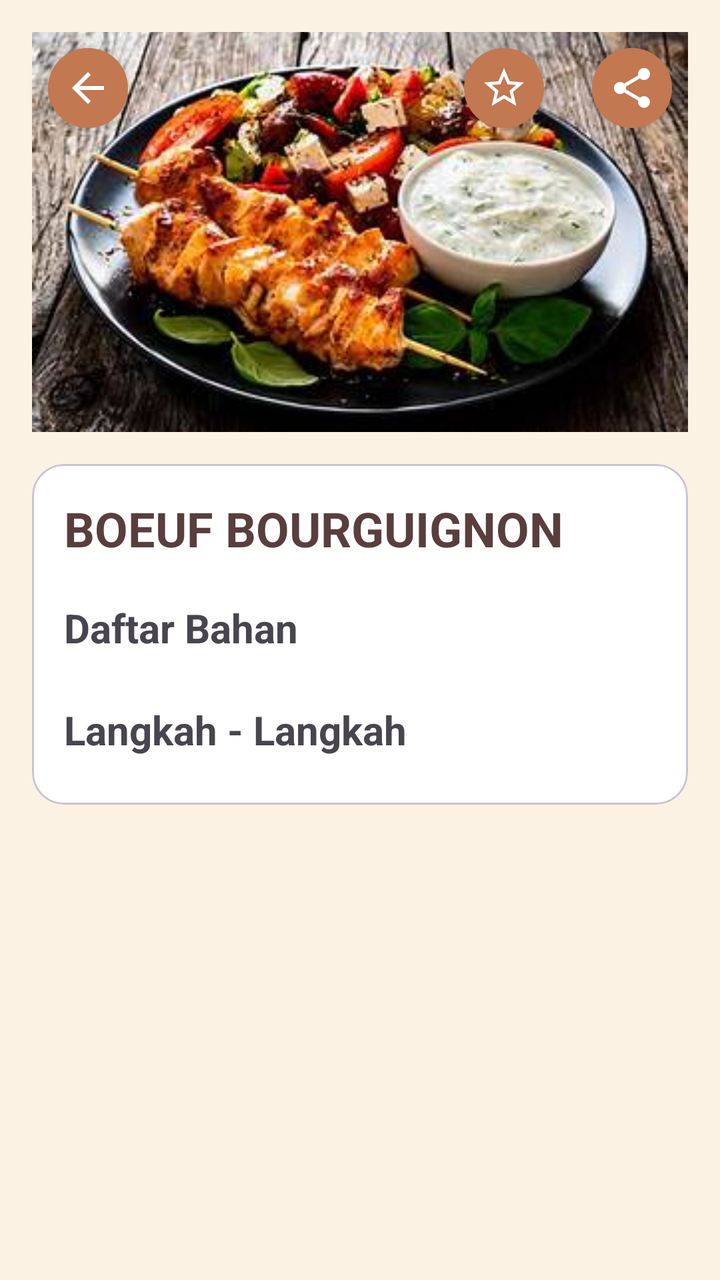
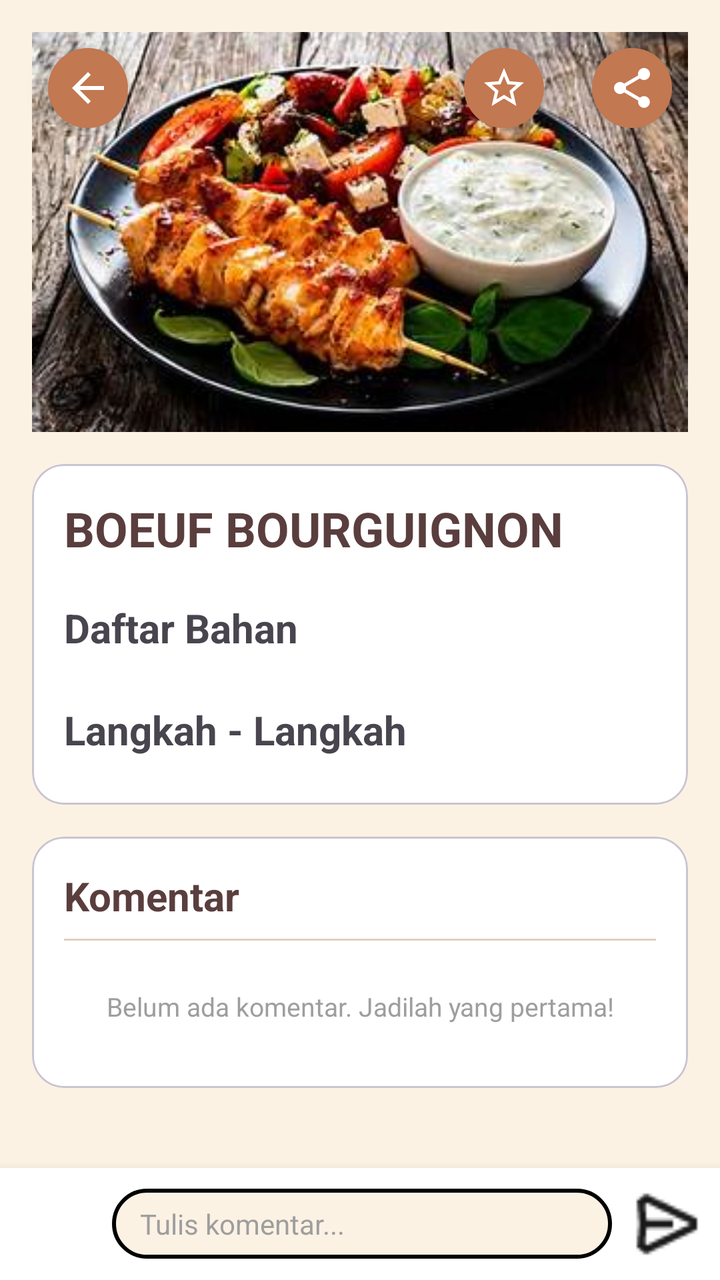

Screens rendered from an Android XML layout before and after an edit, with the pre-edit source and the edit as a unified diff.
<!-- AndroidManifest.xml: application theme Theme.Food_Recipe_App -->
<!-- res/layout/activity_detail_resep.xml -->
<?xml version="1.0" encoding="utf-8"?>
<androidx.constraintlayout.widget.ConstraintLayout
    xmlns:android="http://schemas.android.com/apk/res/android"
    xmlns:app="http://schemas.android.com/apk/res-auto"
    xmlns:tools="http://schemas.android.com/tools"
    android:layout_width="match_parent"
    android:layout_height="match_parent">

    <androidx.core.widget.NestedScrollView
        android:layout_width="match_parent"
        android:layout_height="match_parent"
        android:background="#fcf2e4"
        android:padding="16dp"
        android:fillViewport="true">


        <LinearLayout
            android:id="@+id/layoutContent"
            android:orientation="vertical"
            android:layout_width="match_parent"
            android:layout_height="wrap_content">

            
            <ImageView
                android:id="@+id/imgHeader"
                android:layout_width="match_parent"
                android:layout_height="200dp"
                android:scaleType="centerCrop"
                android:src="@drawable/souvlaki" />

            
            <com.google.android.material.card.MaterialCardView
                android:layout_width="match_parent"
                android:layout_height="wrap_content"
                android:layout_marginTop="16dp"
                app:contentPadding="16dp"
                app:cardBackgroundColor="@color/white"
                app:cardCornerRadius="16dp">

                <LinearLayout
                    android:orientation="vertical"
                    android:layout_width="match_parent"
                    android:layout_height="wrap_content">

                    
                    <TextView
                        android:id="@+id/txtJudul"
                        android:layout_width="wrap_content"
                        android:layout_height="wrap_content"
                        android:text="BOEUF BOURGUIGNON"
                        android:textSize="24sp"
                        android:textStyle="bold"
                        android:textColor="#5a3e3e"
                        android:paddingBottom="12dp" />

                    
                    <TextView
                        android:id="@+id/txtSubJudulBahan"
                        android:layout_width="wrap_content"
                        android:layout_height="wrap_content"
                        android:text="Daftar Bahan"
                        android:textSize="20sp"
                        android:textStyle="bold"
                        android:paddingTop="8dp"
                        android:paddingBottom="8dp"/>

                    
                    <androidx.recyclerview.widget.RecyclerView
                        android:id="@+id/rvBahan"
                        android:layout_width="match_parent"
                        android:layout_height="wrap_content"
                        android:nestedScrollingEnabled="false"/>

                    
                    <TextView
                        android:id="@+id/txtSubJudulLangkah"
                        android:layout_width="wrap_content"
                        android:layout_height="wrap_content"
                        android:text="Langkah - Langkah"
                        android:textSize="20sp"
                        android:textStyle="bold"
                        android:paddingTop="16dp"
                        android:paddingBottom="8dp"/>

                    
                    <androidx.recyclerview.widget.RecyclerView
                        android:id="@+id/rvLangkah"
                        android:layout_width="match_parent"
                        android:layout_height="wrap_content"
                        android:nestedScrollingEnabled="false"/>

                </LinearLayout>
            </com.google.android.material.card.MaterialCardView>

            <View
                android:layout_width="match_parent"
                android:layout_height="100dp"/>

        </LinearLayout>
    </androidx.core.widget.NestedScrollView>

    <ImageButton
        android:id="@+id/btnBack"
        android:layout_width="40dp"
        android:layout_height="40dp"
        android:layout_margin="24dp"
        android:src="@drawable/arrow"
        android:scaleType="center"
        android:padding="10dp"
        android:background="@drawable/bg_button"
        android:elevation="6dp"
        app:layout_constraintStart_toStartOf="parent"
        app:layout_constraintTop_toTopOf="parent"
        android:contentDescription="Back">
    </ImageButton>

    <ImageButton
        android:id="@+id/btnShare"
        android:layout_width="40dp"
        android:layout_height="40dp"
        android:layout_margin="24dp"
        android:background="@drawable/bg_button"
        android:contentDescription="Back"
        android:elevation="6dp"
        android:padding="10dp"
        android:scaleType="center"
        android:src="@drawable/share"
        app:layout_constraintEnd_toEndOf="parent"
        app:layout_constraintTop_toTopOf="parent" />

    <ImageButton
        android:id="@+id/btnFavorite"
        android:layout_width="40dp"
        android:layout_height="40dp"
        android:layout_margin="24dp"
        android:background="@drawable/bg_button"
        android:contentDescription="Back"
        android:elevation="6dp"
        android:padding="10dp"
        android:scaleType="center"
        android:src="@drawable/ic_star_border"
        app:layout_constraintEnd_toStartOf="@+id/btnShare"
        app:layout_constraintTop_toTopOf="parent" />


</androidx.constraintlayout.widget.ConstraintLayout>
<!-- resources referenced by this layout -->
<resources>
  <color name="white">#FFFFFFFF</color>
  <!-- drawable arrow (drawable) -->
  <vector xmlns:android="http://schemas.android.com/apk/res/android" android:autoMirrored="true" android:height="24dp" android:tint="#FFFFFF" android:viewportHeight="24" android:viewportWidth="24" android:width="24dp">
        
      <path android:fillColor="@android:color/white" android:pathData="M20,11H7.83l5.59,-5.59L12,4l-8,8 8,8 1.41,-1.41L7.83,13H20v-2z"/>
      
  </vector>
  <!-- drawable bg_button (drawable) -->
  <?xml version="1.0" encoding="utf-8"?>
  <shape xmlns:android="http://schemas.android.com/apk/res/android"
      android:shape="oval">
      <solid android:color="#c27851"/>
      <stroke android:width="0dp" android:color="@android:color/transparent"/>
  </shape>
  <!-- drawable ic_star_border (drawable) -->
  <vector xmlns:android="http://schemas.android.com/apk/res/android"
      android:width="24dp"
      android:height="24dp"
      android:viewportWidth="24"
      android:viewportHeight="24">
      <path
          android:fillColor="#FFFFFF"
          android:pathData="M22,9.24l-7.19,-0.62L12,2 9.19,8.63 2,9.24l5.46,4.73L5.82,21 12,17.27 18.18,21l-1.63,-7.03L22,9.24zM12,15.4l-3.76,2.27 1,-4.28 -3.32,-2.88 4.38,-0.38L12,6.1l1.71,4.02 4.38,0.38 -3.32,2.88 1,4.28L12,15.4z"/>
  </vector>
  <!-- drawable share (drawable) -->
  <vector xmlns:android="http://schemas.android.com/apk/res/android" android:height="24dp" android:tint="#FFFFFF" android:viewportHeight="24" android:viewportWidth="24" android:width="24dp">
        
      <path android:fillColor="@android:color/white" android:pathData="M18,16.08c-0.76,0 -1.44,0.3 -1.96,0.77L8.91,12.7c0.05,-0.23 0.09,-0.46 0.09,-0.7s-0.04,-0.47 -0.09,-0.7l7.05,-4.11c0.54,0.5 1.25,0.81 2.04,0.81 1.66,0 3,-1.34 3,-3s-1.34,-3 -3,-3 -3,1.34 -3,3c0,0.24 0.04,0.47 0.09,0.7L8.04,9.81C7.5,9.31 6.79,9 6,9c-1.66,0 -3,1.34 -3,3s1.34,3 3,3c0.79,0 1.5,-0.31 2.04,-0.81l7.12,4.16c-0.05,0.21 -0.08,0.43 -0.08,0.65 0,1.61 1.31,2.92 2.92,2.92 1.61,0 2.92,-1.31 2.92,-2.92s-1.31,-2.92 -2.92,-2.92z"/>
      
  </vector>
  <!-- drawable souvlaki: png bitmap (drawable, 22175 bytes) -->
  <style name="Theme.Food_Recipe_App" parent="Base.Theme.Food_Recipe_App" />
  <style name="Base.Theme.Food_Recipe_App" parent="Theme.Material3.DayNight.NoActionBar">
          
          
      </style>
</resources>

<!-- the commit's change to res/layout/activity_detail_resep.xml (unified diff, before → after) -->
@@ -2,17 +2,21 @@
 <androidx.constraintlayout.widget.ConstraintLayout
     xmlns:android="http://schemas.android.com/apk/res/android"
     xmlns:app="http://schemas.android.com/apk/res-auto"
-    xmlns:tools="http://schemas.android.com/tools"
     android:layout_width="match_parent"
     android:layout_height="match_parent">
 
+    
     <androidx.core.widget.NestedScrollView
+        android:id="@+id/nestedScroll"
         android:layout_width="match_parent"
-        android:layout_height="match_parent"
+        android:layout_height="0dp"
         android:background="#fcf2e4"
         android:padding="16dp"
-        android:fillViewport="true">
-
+        android:fillViewport="true"
+        app:layout_constraintTop_toTopOf="parent"
+        app:layout_constraintBottom_toTopOf="@+id/layoutInputKomen"
+        app:layout_constraintStart_toStartOf="parent"
+        app:layout_constraintEnd_toEndOf="parent">
 
         <LinearLayout
             android:id="@+id/layoutContent"
@@ -21,6 +25,8 @@
             android:layout_height="wrap_content">
 
             
+
+            
             <ImageView
                 android:id="@+id/imgHeader"
                 android:layout_width="match_parent"
@@ -92,12 +98,121 @@
                 </LinearLayout>
             </com.google.android.material.card.MaterialCardView>
 
+            
+            <com.google.android.material.card.MaterialCardView
+                android:layout_width="match_parent"
+                android:layout_height="wrap_content"
+                android:layout_marginTop="16dp"
+                app:contentPadding="16dp"
+                app:cardBackgroundColor="@color/white"
+                app:cardCornerRadius="16dp">
+
+                <LinearLayout
+                    android:orientation="vertical"
+                    android:layout_width="match_parent"
+                    android:layout_height="wrap_content">
+
+                    
+                    <TextView
+                        android:id="@+id/txtJudulKomentar"
+                        android:layout_width="wrap_content"
+                        android:layout_height="wrap_content"
+                        android:text="Komentar"
+                        android:textSize="20sp"
+                        android:textStyle="bold"
+                        android:textColor="#5a3e3e"
+                        android:paddingBottom="8dp"/>
+
+                    
+                    <View
+                        android:layout_width="match_parent"
+                        android:layout_height="1dp"
+                        android:background="#e0d0c0"
+                        android:layout_marginBottom="8dp"/>
+
+                    
+                    <androidx.recyclerview.widget.RecyclerView
+                        android:id="@+id/rvKomentar"
+                        android:layout_width="match_parent"
+                        android:layout_height="wrap_content"
+                        android:nestedScrollingEnabled="false"/>
+
+                    
+                    <TextView
+                        android:id="@+id/txtEmptyKomen"
+                        android:layout_width="match_parent"
+                        android:layout_height="wrap_content"
+                        android:text="Belum ada komentar. Jadilah yang pertama!"
+                        android:textSize="13sp"
+                        android:textColor="#9E9E9E"
+                        android:gravity="center"
+                        android:paddingVertical="16dp"
+                        android:visibility="visible"/>
+
+                </LinearLayout>
+            </com.google.android.material.card.MaterialCardView>
+
+            
             <View
                 android:layout_width="match_parent"
-                android:layout_height="100dp"/>
+                android:layout_height="8dp"/>
 
         </LinearLayout>
     </androidx.core.widget.NestedScrollView>
+
+    
+    <LinearLayout
+        android:id="@+id/layoutInputKomen"
+        android:layout_width="match_parent"
+        android:layout_height="wrap_content"
+        android:orientation="horizontal"
+        android:background="@color/white"
+        android:padding="10dp"
+        android:gravity="center_vertical"
+        android:elevation="8dp"
+        app:layout_constraintBottom_toBottomOf="parent"
+        app:layout_constraintStart_toStartOf="parent"
+        app:layout_constraintEnd_toEndOf="parent">
+
+        
+        <ImageView
+            android:id="@+id/imgProfilUser"
+            android:layout_width="36dp"
+            android:layout_height="36dp"
+            android:src="@drawable/ic_star_border"
+            android:scaleType="centerCrop"
+            android:layout_marginEnd="10dp"/>
+
+        
+        <EditText
+            android:id="@+id/editKomentar"
+            android:layout_width="0dp"
+            android:layout_height="wrap_content"
+            android:layout_weight="1"
+            android:hint="Tulis komentar..."
+            android:textSize="14sp"
+            android:textColor="#3A3A3A"
+            android:textColorHint="#9E9E9E"
+            android:background="@drawable/bg_search"
+            android:paddingHorizontal="14dp"
+            android:paddingVertical="8dp"
+            android:maxLines="3"
+            android:inputType="textMultiLine"/>
+
+        
+        <ImageButton
+            android:id="@+id/btnKirimKomen"
+            android:layout_width="36dp"
+            android:layout_height="36dp"
+            android:src="@drawable/sent"
+            android:background="@android:color/transparent"
+            android:scaleType="fitCenter"
+            android:layout_marginStart="8dp"
+            android:contentDescription="Kirim"/>
+
+    </LinearLayout>
+
+    
 
     <ImageButton
         android:id="@+id/btnBack"
@@ -111,8 +226,7 @@
         android:elevation="6dp"
         app:layout_constraintStart_toStartOf="parent"
         app:layout_constraintTop_toTopOf="parent"
-        android:contentDescription="Back">
-    </ImageButton>
+        android:contentDescription="Back"/>
 
     <ImageButton
         android:id="@+id/btnShare"
@@ -120,13 +234,13 @@
         android:layout_height="40dp"
         android:layout_margin="24dp"
         android:background="@drawable/bg_button"
-        android:contentDescription="Back"
+        android:contentDescription="Share"
         android:elevation="6dp"
         android:padding="10dp"
         android:scaleType="center"
         android:src="@drawable/share"
         app:layout_constraintEnd_toEndOf="parent"
-        app:layout_constraintTop_toTopOf="parent" />
+        app:layout_constraintTop_toTopOf="parent"/>
 
     <ImageButton
         android:id="@+id/btnFavorite"
@@ -134,13 +248,12 @@
         android:layout_height="40dp"
         android:layout_margin="24dp"
         android:background="@drawable/bg_button"
-        android:contentDescription="Back"
+        android:contentDescription="Favorit"
         android:elevation="6dp"
         android:padding="10dp"
         android:scaleType="center"
         android:src="@drawable/ic_star_border"
         app:layout_constraintEnd_toStartOf="@+id/btnShare"
-        app:layout_constraintTop_toTopOf="parent" />
-
+        app:layout_constraintTop_toTopOf="parent"/>
 
 </androidx.constraintlayout.widget.ConstraintLayout>
<!-- resource entries referenced after the edit -->
@@ -14,6 +14,13 @@
       <solid android:color="#c27851"/>
       <stroke android:width="0dp" android:color="@android:color/transparent"/>
   </shape>
+  <!-- drawable bg_search (drawable) -->
+  <shape xmlns:android="http://schemas.android.com/apk/res/android"
+      android:shape="rectangle">
+      <solid android:color="#fcf2e4" />
+      <stroke android:width="2dp" android:color="#000000" />
+      <corners android:radius="30dp" />
+  </shape>
   <!-- drawable ic_star_border (drawable) -->
   <vector xmlns:android="http://schemas.android.com/apk/res/android"
       android:width="24dp"
@@ -24,6 +31,7 @@
           android:fillColor="#FFFFFF"
           android:pathData="M22,9.24l-7.19,-0.62L12,2 9.19,8.63 2,9.24l5.46,4.73L5.82,21 12,17.27 18.18,21l-1.63,-7.03L22,9.24zM12,15.4l-3.76,2.27 1,-4.28 -3.32,-2.88 4.38,-0.38L12,6.1l1.71,4.02 4.38,0.38 -3.32,2.88 1,4.28L12,15.4z"/>
   </vector>
+  <!-- drawable sent: png bitmap (drawable, 500 bytes) -->
   <!-- drawable share (drawable) -->
   <vector xmlns:android="http://schemas.android.com/apk/res/android" android:height="24dp" android:tint="#FFFFFF" android:viewportHeight="24" android:viewportWidth="24" android:width="24dp">
         
